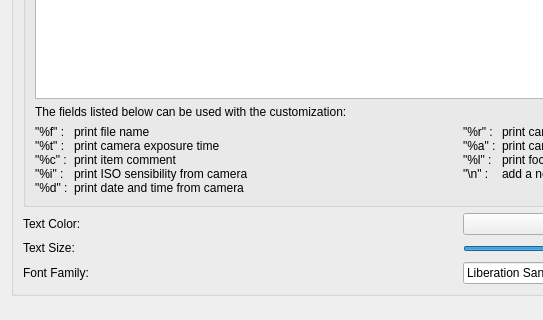
Before: the Qt Designer form core/dplugins/generic/tools/printcreator/ui/advprintcaptionpage.ui in RPhay/MyDigikam, drawn with Qt 5; both pictures show x 0 to 543 and y 162 to 482 of the 920 by 845 pixel window.
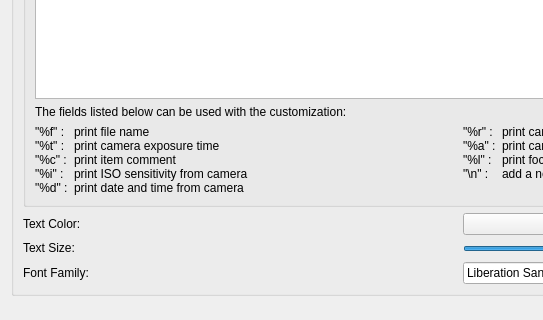
After: the same form once the commit is applied. Custom widgets are drawn as their Qt base class.

What changed in the file:
```diff
--- a/core/dplugins/generic/tools/printcreator/ui/advprintcaptionpage.ui
+++ b/core/dplugins/generic/tools/printcreator/ui/advprintcaptionpage.ui
@@ -82,7 +82,7 @@
                     <string>print file name
 print camera exposure time
 print item comment
-print ISO sensibility from camera
+print ISO sensitivity from camera
 print date and time from camera</string>
                    </property>
                    <property name="alignment">
```
